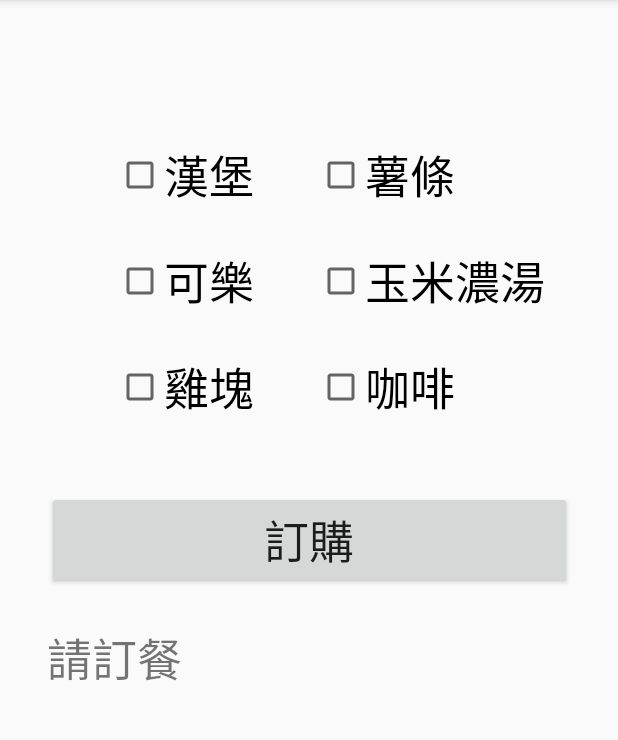
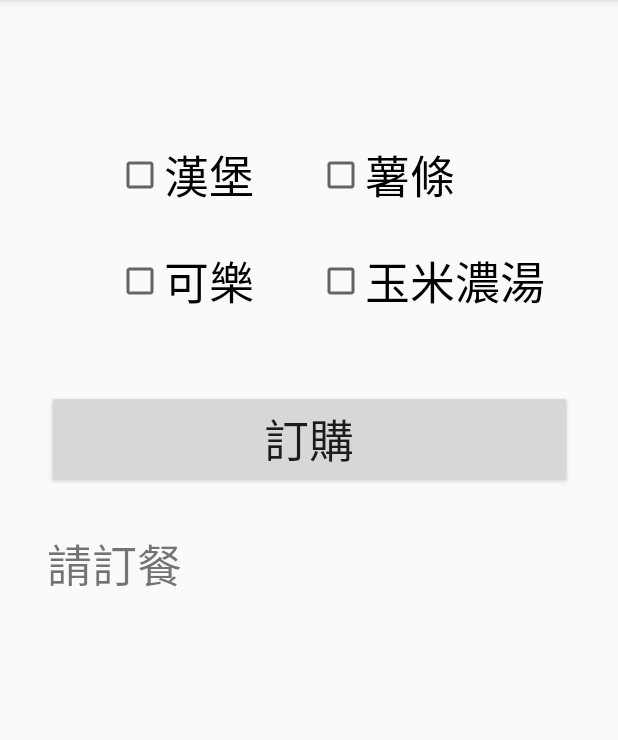
Before and after one commit to DerrickPikachu/FoodMenu, an Android app: the screen it shows after launch (MainActivity), on a phone screen of 412 x 824 dp, the part 84-824 px from its top. Run offline under Robolectric (Android 15) with nearby library versions, the phone set to English and light mode, and no system bars; 1 statement that could not run was skipped.

Commit message:
layout reset

```diff
--- a/app/src/main/res/layout/activity_main.xml
+++ b/app/src/main/res/layout/activity_main.xml
@@ -5,27 +5,6 @@
     android:layout_width="match_parent"
     android:layout_height="match_parent"
     tools:context=".MainActivity">
-
-    <CheckBox
-        android:id="@+id/friedChicken"
-        android:layout_width="wrap_content"
-        android:layout_height="wrap_content"
-        android:layout_marginTop="25dp"
-        android:text="@string/fried_chicken"
-        android:textSize="30sp"
-        app:layout_constraintBottom_toBottomOf="parent"
-        app:layout_constraintStart_toStartOf="@+id/cola"
-        app:layout_constraintTop_toBottomOf="@+id/cola"
-        app:layout_constraintVertical_bias="0.0" />
-
-    <CheckBox
-        android:id="@+id/coffee"
-        android:layout_width="wrap_content"
-        android:layout_height="wrap_content"
-        android:text="@string/coffee"
-        android:textSize="30sp"
-        app:layout_constraintStart_toStartOf="@+id/cornSoup"
-        app:layout_constraintTop_toTopOf="@+id/friedChicken" />
 
     <CheckBox
         android:id="@+id/hamburger"
@@ -76,14 +55,13 @@
         android:id="@+id/orderBtn"
         android:layout_width="350dp"
         android:layout_height="wrap_content"
+        android:layout_marginTop="50dp"
         android:text="@string/order"
         android:textSize="30sp"
-        app:layout_constraintBottom_toBottomOf="parent"
         app:layout_constraintEnd_toEndOf="parent"
         app:layout_constraintHorizontal_bias="0.5"
         app:layout_constraintStart_toStartOf="parent"
-        app:layout_constraintTop_toBottomOf="@+id/coffee"
-        app:layout_constraintVertical_bias="0.110000014" />
+        app:layout_constraintTop_toBottomOf="@+id/cornSoup" />
 
     <TextView
         android:id="@+id/result"
```
